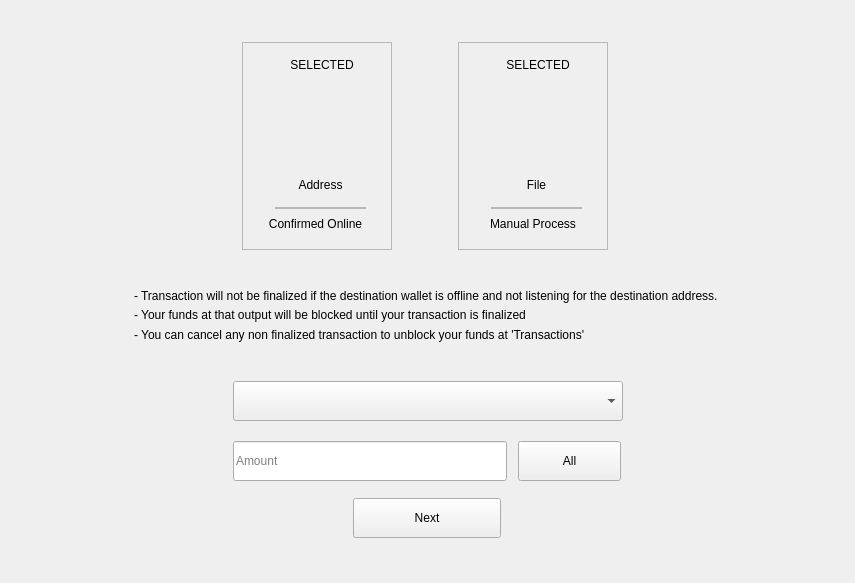
Above: windows/g_sendStarting.ui from 0xkobe/mwc-wallet before the change. Below: the same form after it.
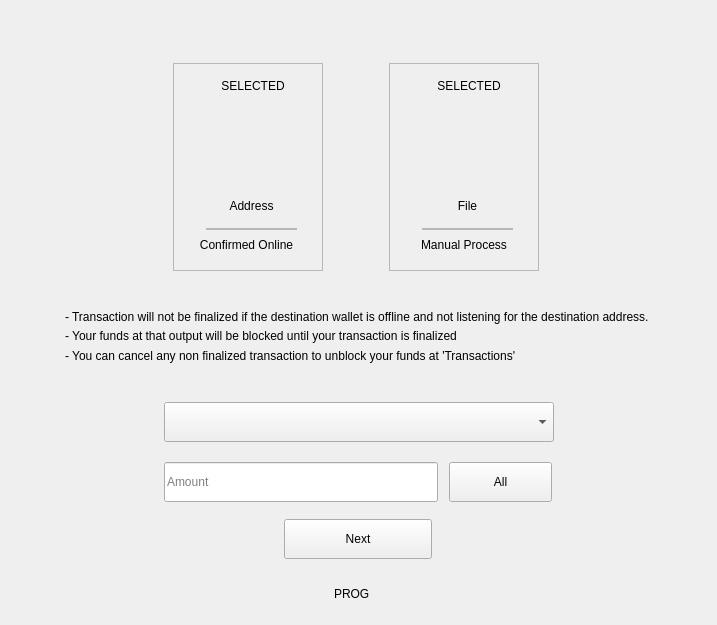
That is the form after the change. Icons and pictures are not drawn. Custom widgets are drawn as their Qt base class.

Commit message: https://github.com/mwcproject/mwc-qt-wallet/issues/203

Diff of the .ui file:
```diff
--- a/windows/g_sendStarting.ui
+++ b/windows/g_sendStarting.ui
@@ -6,28 +6,25 @@
    <rect>
     <x>0</x>
     <y>0</y>
-    <width>855</width>
-    <height>583</height>
+    <width>717</width>
+    <height>625</height>
    </rect>
   </property>
   <property name="windowTitle">
    <string>Form</string>
   </property>
-  <layout class="QVBoxLayout" name="verticalLayout">
+  <layout class="QVBoxLayout" name="verticalLayout_2">
    <property name="spacing">
     <number>0</number>
    </property>
    <property name="leftMargin">
-    <number>3</number>
+    <number>12</number>
    </property>
    <property name="topMargin">
-    <number>3</number>
-   </property>
-   <property name="rightMargin">
-    <number>3</number>
+    <number>1</number>
    </property>
    <property name="bottomMargin">
-    <number>3</number>
+    <number>1</number>
    </property>
    <item>
     <spacer name="verticalSpacer">
@@ -464,17 +461,114 @@
     </layout>
    </item>
    <item>
-    <spacer name="verticalSpacer_2">
-     <property name="orientation">
-      <enum>Qt::Vertical</enum>
-     </property>
-     <property name="sizeHint" stdset="0">
-      <size>
-       <width>20</width>
-       <height>35</height>
-      </size>
-     </property>
-    </spacer>
+    <layout class="QVBoxLayout" name="verticalLayout">
+     <item>
+      <spacer name="verticalSpacer_3">
+       <property name="orientation">
+        <enum>Qt::Vertical</enum>
+       </property>
+       <property name="sizeHint" stdset="0">
+        <size>
+         <width>20</width>
+         <height>7</height>
+        </size>
+       </property>
+      </spacer>
+     </item>
+     <item>
+      <layout class="QHBoxLayout" name="horizontalLayout_2" stretch="3,0,0,3">
+       <property name="spacing">
+        <number>0</number>
+       </property>
+       <item>
+        <spacer name="horizontalSpacer_3">
+         <property name="orientation">
+          <enum>Qt::Horizontal</enum>
+         </property>
+         <property name="sizeType">
+          <enum>QSizePolicy::Minimum</enum>
+         </property>
+         <property name="sizeHint" stdset="0">
+          <size>
+           <width>40</width>
+           <height>20</height>
+          </size>
+         </property>
+        </spacer>
+       </item>
+       <item>
+        <widget class="control::MwcLabelProgress" name="progress">
+         <property name="sizePolicy">
+          <sizepolicy hsizetype="Fixed" vsizetype="Fixed">
+           <horstretch>0</horstretch>
+           <verstretch>0</verstretch>
+          </sizepolicy>
+         </property>
+         <property name="minimumSize">
+          <size>
+           <width>50</width>
+           <height>25</height>
+          </size>
+         </property>
+         <property name="maximumSize">
+          <size>
+           <width>50</width>
+           <height>25</height>
+          </size>
+         </property>
+         <property name="text">
+          <string>PROG</string>
+         </property>
+        </widget>
+       </item>
+       <item>
+        <widget class="QWidget" name="widget" native="true">
+         <property name="minimumSize">
+          <size>
+           <width>1</width>
+           <height>25</height>
+          </size>
+         </property>
+         <property name="maximumSize">
+          <size>
+           <width>1</width>
+           <height>25</height>
+          </size>
+         </property>
+        </widget>
+       </item>
+       <item>
+        <spacer name="horizontalSpacer_4">
+         <property name="orientation">
+          <enum>Qt::Horizontal</enum>
+         </property>
+         <property name="sizeType">
+          <enum>QSizePolicy::Minimum</enum>
+         </property>
+         <property name="sizeHint" stdset="0">
+          <size>
+           <width>40</width>
+           <height>20</height>
+          </size>
+         </property>
+        </spacer>
+       </item>
+      </layout>
+     </item>
+     <item>
+      <spacer name="verticalSpacer_4">
+       <property name="orientation">
+        <enum>Qt::Vertical</enum>
+       </property>
+       <property name="sizeHint" stdset="0">
+        <size>
+         <width>20</width>
+         <height>7</height>
+        </size>
+       </property>
+      </spacer>
+     </item>
+    </layout>
    </item>
   </layout>
  </widget>
@@ -484,11 +578,21 @@
    <extends>QPushButton</extends>
    <header>control/MwcPushButton.h</header>
   </customwidget>
+  <customwidget>
+   <class>control::MwcLabelProgress</class>
+   <extends>QLabel</extends>
+   <header>control/MwcLabelProgress.h</header>
+  </customwidget>
   <customwidget>
    <class>control::MwcLabelNormal</class>
    <extends>QLabel</extends>
    <header>control/MwcLabel.h</header>
   </customwidget>
+  <customwidget>
+   <class>control::MwcComboBox</class>
+   <extends>QComboBox</extends>
+   <header>control/MwcComboBox.h</header>
+  </customwidget>
   <customwidget>
    <class>control::MwcLineEditNormal</class>
    <extends>QLineEdit</extends>
@@ -510,11 +614,6 @@
    <header>control/MwcFrameWithBorder.h</header>
    <container>1</container>
   </customwidget>
-  <customwidget>
-   <class>control::MwcComboBox</class>
-   <extends>QComboBox</extends>
-   <header>control/MwcComboBox.h</header>
-  </customwidget>
   <customwidget>
    <class>control::MwcCheckedFrame</class>
    <extends>QFrame</extends>
```
The commit also changes 1 other file.
